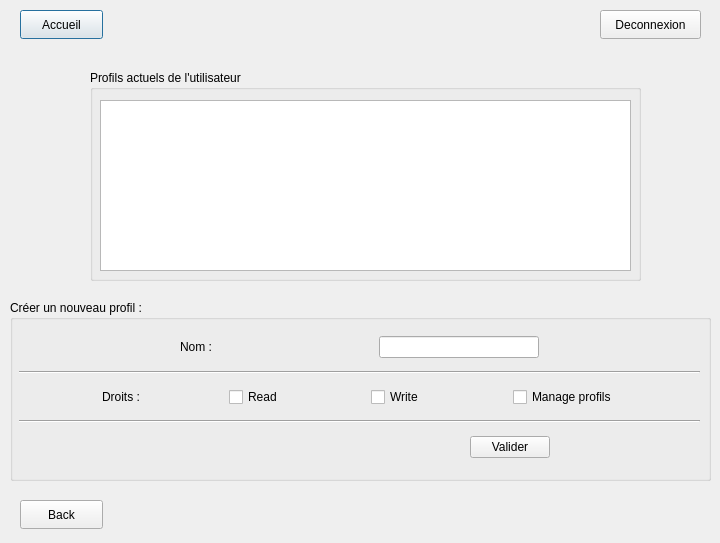
Before: the Qt Designer form profils_manager.ui in HenriSalard/QT_TP1, drawn with Qt 5.
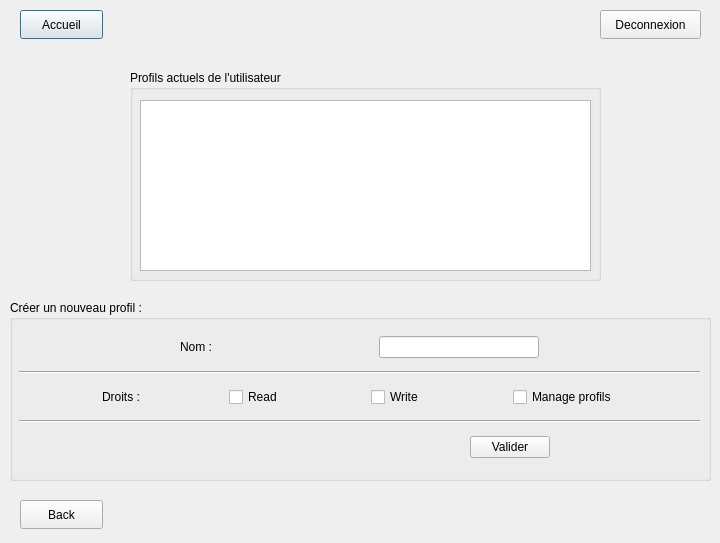
After: the same form once the commit is applied.

What changed in the file:
```diff
--- a/profils_manager.ui
+++ b/profils_manager.ui
@@ -55,9 +55,9 @@
   <widget class="QGroupBox" name="groupBox">
    <property name="geometry">
     <rect>
-     <x>90</x>
+     <x>130</x>
      <y>70</y>
-     <width>551</width>
+     <width>471</width>
      <height>211</height>
     </rect>
    </property>
@@ -69,7 +69,7 @@
      <rect>
       <x>10</x>
       <y>30</y>
-      <width>531</width>
+      <width>451</width>
       <height>171</height>
      </rect>
     </property>
```
